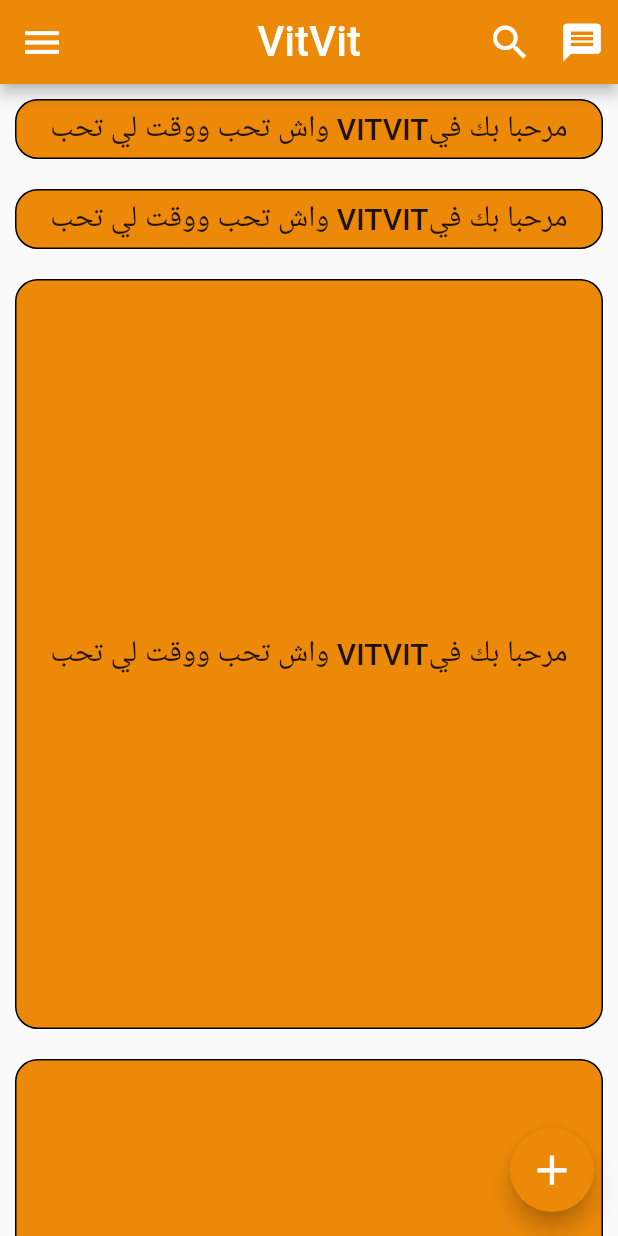
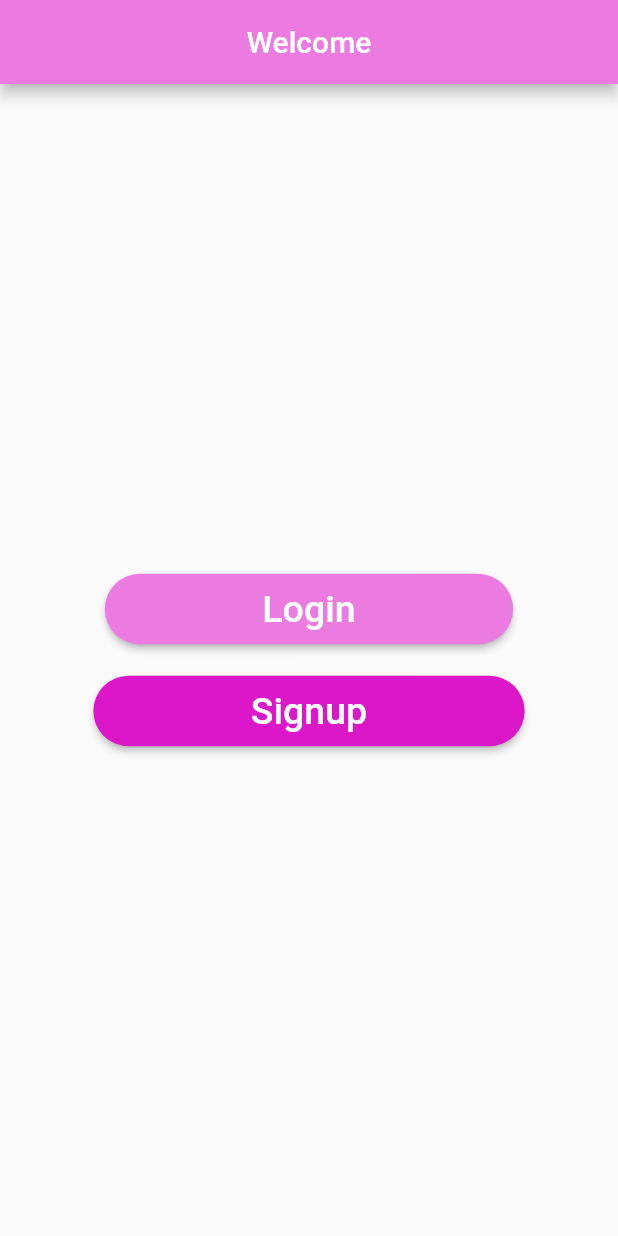
Before and after one commit to Missoum14/flutter_application_22, a Flutter app: the screen it shows after launch, on a phone screen of 412 x 824 dp. Run offline on Flutter 3.47's test engine with Material 2 defaults, Android fonts, the phone set to English and light mode, and no system bars.

Commit message:
LOGIN WID

```diff
--- a/lib/main.dart
+++ b/lib/main.dart
@@ -1,4 +1,7 @@
 import 'package:flutter/material.dart';
+import 'package:flutter_application_22/pages/login.dart';
+import 'package:flutter_application_22/pages/signup.dart';
+import 'package:flutter_application_22/pages/welcome.dart';
 
 void main() {
   runApp(const MyApp());
@@ -9,143 +12,16 @@ class MyApp extends StatelessWidget {
 
   @override
   Widget build(BuildContext context) {
-    return const MaterialApp(
-      home: VitVitApp(),
+    return  MaterialApp(
+      debugShowCheckedModeBanner: false,
+     initialRoute: '/',
+
+      routes: {
+        '/': (context) => const Welcome(),
+        "/login": (context) => const LoginForm(),
+        "/signup": (context) => const SingUp(),
+      },
     );
   }
-}
 
-class VitVitApp extends StatelessWidget {
-  const VitVitApp({super.key});
-
-  get progress => null;
-
-  @override
-  Widget build(BuildContext context) {
-    return Scaffold(
-      appBar: AppBar(
-        backgroundColor: Color.fromARGB(255, 236, 137, 9),
-        title: const Text(
-          'VitVit',
-          style: TextStyle(fontSize: 28, fontWeight: FontWeight.w500),
-        ),
-        centerTitle: true,
-        leading: IconButton(
-          icon: Icon(
-            Icons.menu,
-            size: 30,
-          ),
-          onPressed: () {},
-        ),
-        actions: [
-          IconButton(
-            icon: Icon(
-              Icons.search,
-              size: 30,
-            ),
-            onPressed: () {},
-          ),
-          IconButton(
-            icon: Icon(Icons.message, size: 30),
-            onPressed: () {},
-          ),
-        ],
-      ),
-      floatingActionButton: FloatingActionButton(
-        backgroundColor: Color.fromARGB(255, 236, 137, 9),
-        onPressed: () {},
-        child: const Icon(
-          Icons.add,
-          size: 33,
-          color: Colors.white,
-        ),
-      ),
-      body: SingleChildScrollView(
-        child: Column(
-          children: [
-            Container(
-              child: Text(
-                "مرحبا بك فيVITVIT واش تحب ووقت لي تحب",
-                style: TextStyle(
-                  fontSize: 20,
-                  fontWeight: FontWeight.w500,
-                ),
-                textDirection: TextDirection.rtl,
-                textAlign: TextAlign.right,
-              ),
-              height: 40,
-              width: 393,
-              margin: EdgeInsets.all(10),
-              alignment: Alignment.center,
-              decoration: BoxDecoration(
-                border: Border.all(color: Colors.black),
-                borderRadius: BorderRadius.circular(15),
-                color: Color.fromARGB(255, 236, 137, 9),
-              ),
-            ),
-            Container(
-              child: Text(
-                "مرحبا بك فيVITVIT واش تحب ووقت لي تحب",
-                style: TextStyle(
-                  fontSize: 20,
-                  fontWeight: FontWeight.w500,
-                ),
-                textDirection: TextDirection.rtl,
-                textAlign: TextAlign.right,
-              ),
-              height: 40,
-              width: 393,
-              margin: EdgeInsets.all(10),
-              alignment: Alignment.center,
-              decoration: BoxDecoration(
-                border: Border.all(color: Colors.black),
-                borderRadius: BorderRadius.circular(15),
-                color: Color.fromARGB(255, 236, 137, 9),
-              ),
-            ),
-            Container(
-              child: Text(
-                "مرحبا بك فيVITVIT واش تحب ووقت لي تحب",
-                style: TextStyle(
-                  fontSize: 20,
-                  fontWeight: FontWeight.w500,
-                ),
-                textDirection: TextDirection.rtl,
-                textAlign: TextAlign.right,
-              ),
-              height: 500,
-              width: 393,
-              margin: EdgeInsets.all(10),
-              alignment: Alignment.center,
-              decoration: BoxDecoration(
-                border: Border.all(color: Colors.black),
-                borderRadius: BorderRadius.circular(15),
-                color: Color.fromARGB(255, 236, 137, 9),
-              ),
-            ),
-            Container(
-              child: Text(
-                "مرحبا بك فيVITVIT واش تحب ووقت لي تحب",
-                style: TextStyle(
-                  fontSize: 20,
-                  fontWeight: FontWeight.w500,
-                ),
-                textDirection: TextDirection.rtl,
-                textAlign: TextAlign.right,
-              ),
-              height: 500,
-              width: 393,
-              margin: EdgeInsets.all(10),
-              alignment: Alignment.center,
-              decoration: BoxDecoration(
-                border: Border.all(color: Colors.black),
-                borderRadius: BorderRadius.circular(15),
-                color: Color.fromARGB(255, 236, 137, 9),
-              ),
-            ),
-          ],
-        ),
-      ),
-    );
   }
-}
--- /dev/null
+++ b/lib/pages/welcome.dart
@@ -0,0 +1,70 @@
+import 'package:flutter/material.dart';
+
+import 'package:flutter/material.dart';
+
+class Welcome extends StatelessWidget {
+  const Welcome({super.key});
+
+  @override
+  Widget build(BuildContext context) {
+    return Scaffold(
+        appBar: AppBar(
+          backgroundColor: Color.fromARGB(255, 235, 123, 224),
+          title: Text(
+            "Welcome",
+            style: TextStyle(fontSize: 20),
+          ),
+          centerTitle: true,
+        ),
+        body: Container(
+          width: double.infinity,
+          child: Column(
+            mainAxisAlignment: MainAxisAlignment.center,
+            crossAxisAlignment: CrossAxisAlignment.center,
+            children: [
+              ElevatedButton(
+                onPressed: () {
+                  Navigator.pushNamed(context, "/login");
+                },
+                style: ButtonStyle(
+                  backgroundColor: MaterialStateProperty.all(
+                      Color.fromARGB(255, 235, 123, 224)),
+                  padding: MaterialStateProperty.all(
+                      EdgeInsets.symmetric(horizontal: 105, vertical: 9)),
+                  shape: MaterialStateProperty.all(RoundedRectangleBorder(
+                      borderRadius: BorderRadius.circular(105))),
+                ),
+                child: Text(
+                  "Login",
+                  style: TextStyle(
+                    fontSize: 25,
+                  ),
+                ),
+              ),
+              SizedBox(
+                height: 20,
+              ),
+              ElevatedButton(
+                onPressed: () {
+                  Navigator.pushNamed(context, "/signup");
+                },
+                style: ButtonStyle(
+                  backgroundColor: MaterialStateProperty.all(
+                      Color.fromARGB(255, 220, 23, 201)),
+                  padding: MaterialStateProperty.all(
+                      EdgeInsets.symmetric(horizontal: 105, vertical: 9)),
+                  shape: MaterialStateProperty.all(RoundedRectangleBorder(
+                      borderRadius: BorderRadius.circular(105))),
+                ),
+                child: Text(
+                  "Signup",
+                  style: TextStyle(
+                    fontSize: 25,
+                  ),
+                ),
+              ),
+            ],
+          ),
+        ));
+  }
+}
```
Also changed, not shown: lib/pages/login.dart (added, +87 -0 lines), lib/pages/signup.dart (added, +105 -0 lines), pubspec.yaml (+9 -14 lines), assets/font/Cairo-Regular.ttf (added), assets/img/icons8-facebook.svg (added), assets/img/img1.png (added), assets/img/img2.png (added), assets/img/img3.png (added), assets/img/img4.png (added), assets/img/إشري واش حبيت ووقت لي حبيت (1).png (added), pubspec.lock.
